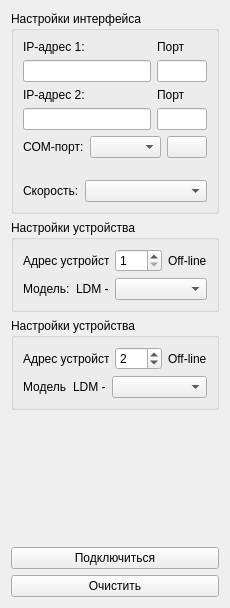
The window that connectionpanel.ui (cotara/ZASIViewer) describes before a commit, drawn with Qt 5.
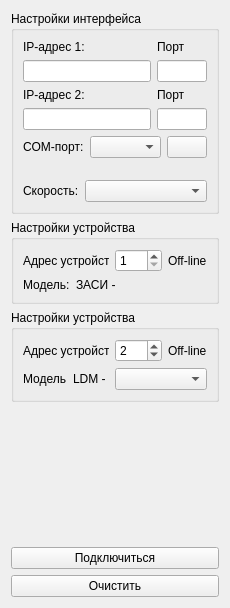
The same window after the commit. Icons and pictures are not drawn.

What changed in the file:
```diff
--- a/connectionpanel.ui
+++ b/connectionpanel.ui
@@ -110,12 +110,16 @@
            </sizepolicy>
           </property>
           <property name="text">
-           <string>LDM -</string>
+           <string>ЗАСИ - </string>
           </property>
          </widget>
         </item>
         <item>
-         <widget class="QComboBox" name="diamBox1"/>
+         <widget class="QLabel" name="modelLabel">
+          <property name="text">
+           <string/>
+          </property>
+         </widget>
         </item>
        </layout>
       </item>
@@ -409,7 +413,7 @@
            </sizepolicy>
           </property>
           <property name="text">
-           <string>LDM -</string>
+           <string>LDM - </string>
           </property>
          </widget>
         </item>
```
